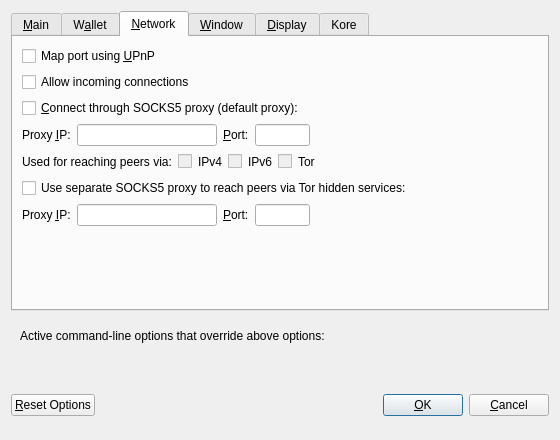
This is src/qt/forms/optionsdialog.ui in Kore-Core/KORE as Qt 5 draws it before an edit. The edited form follows.
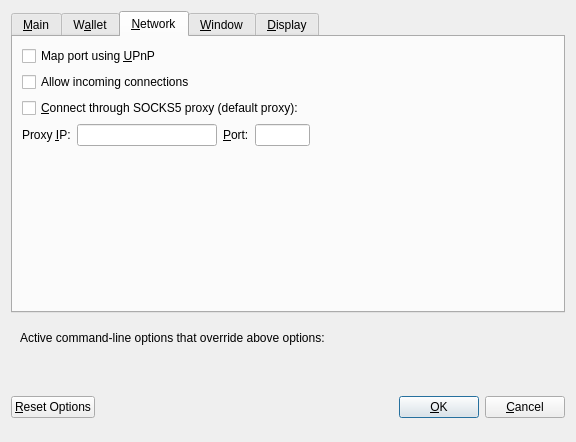
This is the edited form. The open tabs and pages were chosen to show the change. Custom widgets are drawn as their Qt base class.

What changed in the file:
```diff
--- a/src/qt/forms/optionsdialog.ui
+++ b/src/qt/forms/optionsdialog.ui
@@ -6,8 +6,8 @@
    <rect>
     <x>0</x>
     <y>0</y>
-    <width>560</width>
-    <height>440</height>
+    <width>576</width>
+    <height>442</height>
    </rect>
   </property>
   <property name="windowTitle">
@@ -376,193 +376,6 @@
          </item>
         </layout>
        </item>
-       <item>
-        <layout class="QHBoxLayout" name="horizontalLayout_2_Network">
-         <item>
-          <widget class="QLabel" name="proxyActiveNets">
-           <property name="text">
-            <string>Used for reaching peers via:</string>
-           </property>
-           <property name="textFormat">
-            <enum>Qt::PlainText</enum>
-           </property>
-          </widget>
-         </item>
-         <item>
-          <widget class="QCheckBox" name="proxyReachIPv4">
-           <property name="enabled">
-            <bool>false</bool>
-           </property>
-           <property name="toolTip">
-            <string>Shows, if the supplied default SOCKS5 proxy is used to reach peers via this network type.</string>
-           </property>
-           <property name="text">
-            <string/>
-           </property>
-          </widget>
-         </item>
-         <item>
-          <widget class="QLabel" name="proxyReachIPv4Label">
-           <property name="text">
-            <string>IPv4</string>
-           </property>
-           <property name="textFormat">
-            <enum>Qt::PlainText</enum>
-           </property>
-          </widget>
-         </item>
-         <item>
-          <widget class="QCheckBox" name="proxyReachIPv6">
-           <property name="enabled">
-            <bool>false</bool>
-           </property>
-           <property name="toolTip">
-            <string>Shows, if the supplied default SOCKS5 proxy is used to reach peers via this network type.</string>
-           </property>
-           <property name="text">
-            <string/>
-           </property>
-          </widget>
-         </item>
-         <item>
-          <widget class="QLabel" name="proxyReachIPv6Label">
-           <property name="text">
-            <string>IPv6</string>
-           </property>
-           <property name="textFormat">
-            <enum>Qt::PlainText</enum>
-           </property>
-          </widget>
-         </item>
-         <item>
-          <widget class="QCheckBox" name="proxyReachTor">
-           <property name="enabled">
-            <bool>false</bool>
-           </property>
-           <property name="toolTip">
-            <string>Shows, if the supplied default SOCKS5 proxy is used to reach peers via this network type.</string>
-           </property>
-           <property name="text">
-            <string/>
-           </property>
-          </widget>
-         </item>
-         <item>
-          <widget class="QLabel" name="proxyReachTorLabel">
-           <property name="text">
-            <string>Tor</string>
-           </property>
-           <property name="textFormat">
-            <enum>Qt::PlainText</enum>
-           </property>
-          </widget>
-         </item>
-         <item>
-          <spacer name="horizontalSpacer_2_Network">
-           <property name="orientation">
-            <enum>Qt::Horizontal</enum>
-           </property>
-           <property name="sizeHint" stdset="0">
-            <size>
-             <width>40</width>
-             <height>20</height>
-            </size>
-           </property>
-          </spacer>
-         </item>
-        </layout>
-       </item>
-       <item>
-        <widget class="QCheckBox" name="connectSocksTor">
-         <property name="toolTip">
-          <string>Connect to the KORE network through a separate SOCKS5 proxy for Tor hidden services.</string>
-         </property>
-         <property name="text">
-          <string>Use separate SOCKS5 proxy to reach peers via Tor hidden services:</string>
-         </property>
-        </widget>
-       </item>
-       <item>
-        <layout class="QHBoxLayout" name="horizontalLayout_3_Network">
-         <item>
-          <widget class="QLabel" name="proxyIpTorLabel">
-           <property name="text">
-            <string>Proxy &amp;IP:</string>
-           </property>
-           <property name="textFormat">
-            <enum>Qt::PlainText</enum>
-           </property>
-           <property name="buddy">
-            <cstring>proxyIpTor</cstring>
-           </property>
-          </widget>
-         </item>
-         <item>
-          <widget class="QValidatedLineEdit" name="proxyIpTor">
-           <property name="minimumSize">
-            <size>
-             <width>140</width>
-             <height>0</height>
-            </size>
-           </property>
-           <property name="maximumSize">
-            <size>
-             <width>140</width>
-             <height>16777215</height>
-            </size>
-           </property>
-           <property name="toolTip">
-            <string>IP address of the proxy (e.g. IPv4: 127.0.0.1 / IPv6: ::1)</string>
-           </property>
-          </widget>
-         </item>
-         <item>
-          <widget class="QLabel" name="proxyPortTorLabel">
-           <property name="text">
-            <string>&amp;Port:</string>
-           </property>
-           <property name="textFormat">
-            <enum>Qt::PlainText</enum>
-           </property>
-           <property name="buddy">
-            <cstring>proxyPortTor</cstring>
-           </property>
-          </widget>
-         </item>
-         <item>
-          <widget class="QLineEdit" name="proxyPortTor">
-           <property name="minimumSize">
-            <size>
-             <width>55</width>
-             <height>0</height>
-            </size>
-           </property>
-           <property name="maximumSize">
-            <size>
-             <width>55</width>
-             <height>16777215</height>
-            </size>
-           </property>
-           <property name="toolTip">
-            <string>Port of the proxy (e.g. 9050)</string>
-           </property>
-          </widget>
-         </item>
-         <item>
-          <spacer name="horizontalSpacer_4_Network">
-           <property name="orientation">
-            <enum>Qt::Horizontal</enum>
-           </property>
-           <property name="sizeHint" stdset="0">
-            <size>
-             <width>40</width>
-             <height>20</height>
-            </size>
-           </property>
-          </spacer>
-         </item>
-        </layout>
-       </item>
        <item>
         <spacer name="verticalSpacer_Network">
          <property name="orientation">
@@ -724,150 +537,6 @@
        </item>
       </layout>
      </widget>
-     <widget class="QWidget" name="tab">
-      <attribute name="title">
-       <string>Kore</string>
-      </attribute>
-      <widget class="QWidget" name="layoutWidget">
-       <property name="geometry">
-        <rect>
-         <x>10</x>
-         <y>50</y>
-         <width>521</width>
-         <height>29</height>
-        </rect>
-       </property>
-       <layout class="QHBoxLayout" name="horizontalLayoutReserveBalance">
-        <item>
-         <widget class="QLabel" name="reserveBalanceLabel">
-          <property name="text">
-           <string>Reserve</string>
-          </property>
-          <property name="textFormat">
-           <enum>Qt::PlainText</enum>
-          </property>
-          <property name="buddy">
-           <cstring>reserveBalance</cstring>
-          </property>
-         </widget>
-        </item>
-        <item>
-         <widget class="KoreAmountField" name="reserveBalance"/>
-        </item>
-        <item>
-         <spacer name="horizontalSpacer_3">
-          <property name="orientation">
-           <enum>Qt::Horizontal</enum>
-          </property>
-          <property name="sizeHint" stdset="0">
-           <size>
-            <width>40</width>
-            <height>20</height>
-           </size>
-          </property>
-         </spacer>
-        </item>
-       </layout>
-      </widget>
-      <widget class="QWidget" name="layoutWidget_2">
-       <property name="geometry">
-        <rect>
-         <x>10</x>
-         <y>120</y>
-         <width>521</width>
-         <height>29</height>
-        </rect>
-       </property>
-       <layout class="QHBoxLayout" name="horizontalLayoutReserveBalance_2">
-        <item>
-         <widget class="QLabel" name="reserveBalanceLabel_2">
-          <property name="text">
-           <string>Donate</string>
-          </property>
-          <property name="textFormat">
-           <enum>Qt::PlainText</enum>
-          </property>
-          <property name="buddy">
-           <cstring>reserveBalance</cstring>
-          </property>
-         </widget>
-        </item>
-        <item>
-         <widget class="QDoubleSpinBox" name="donateSpinBox">
-          <property name="wrapping">
-           <bool>true</bool>
-          </property>
-          <property name="frame">
-           <bool>true</bool>
-          </property>
-          <property name="buttonSymbols">
-           <enum>QAbstractSpinBox::UpDownArrows</enum>
-          </property>
-          <property name="minimum">
-           <double>0.010000000000000</double>
-          </property>
-          <property name="maximum">
-           <double>1.000000000000000</double>
-          </property>
-          <property name="singleStep">
-           <double>0.010000000000000</double>
-          </property>
-         </widget>
-        </item>
-        <item>
-         <spacer name="horizontalSpacer">
-          <property name="orientation">
-           <enum>Qt::Horizontal</enum>
-          </property>
-          <property name="sizeHint" stdset="0">
-           <size>
-            <width>40</width>
-            <height>20</height>
-           </size>
-          </property>
-         </spacer>
-        </item>
-       </layout>
-      </widget>
-      <widget class="QLabel" name="reserveBalanceInfoLabel">
-       <property name="geometry">
-        <rect>
-         <x>10</x>
-         <y>10</y>
-         <width>521</width>
-         <height>41</height>
-        </rect>
-       </property>
-       <property name="text">
-        <string>Reserved amount does not participate in staking and is therefore spendable at any time.</string>
-       </property>
-       <property name="textFormat">
-        <enum>Qt::PlainText</enum>
-       </property>
-       <property name="wordWrap">
-        <bool>true</bool>
-       </property>
-      </widget>
-      <widget class="QLabel" name="reserveBalanceInfoLabel_2">
-       <property name="geometry">
-        <rect>
-         <x>10</x>
-         <y>80</y>
-         <width>521</width>
-         <height>34</height>
-        </rect>
-       </property>
-       <property name="text">
-        <string>Donate a % of your funds towards development</string>
-       </property>
-       <property name="textFormat">
-        <enum>Qt::PlainText</enum>
-       </property>
-       <property name="wordWrap">
-        <bool>true</bool>
-       </property>
-      </widget>
-     </widget>
     </widget>
    </item>
    <item>
@@ -1020,11 +689,6 @@
    <extends>QComboBox</extends>
    <header>qvaluecombobox.h</header>
   </customwidget>
-  <customwidget>
-   <class>KoreAmountField</class>
-   <extends>QSpinBox</extends>
-   <header>koreamountfield.h</header>
-  </customwidget>
  </customwidgets>
  <resources/>
  <connections/>
```
Left out of the diff: 144 changed lines with no effect on the pictures.
